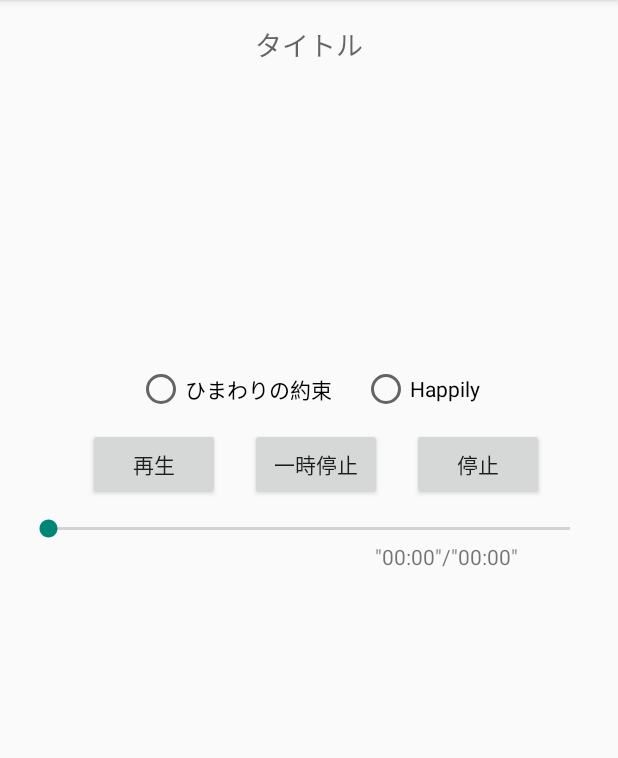
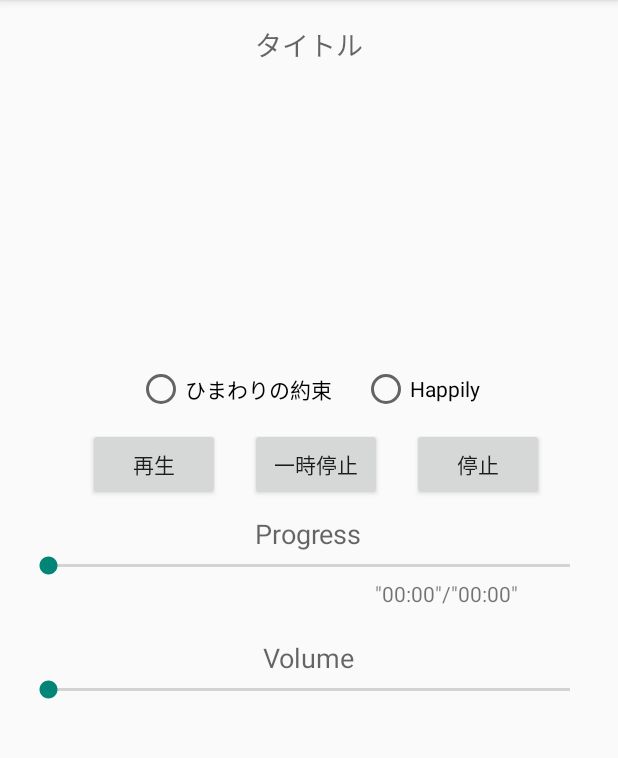
Before and after one commit to AkihiroTokai/musicplayer, an Android app: the screen it shows after launch (MainActivity), on a phone screen of 412 x 824 dp, the part 84-842 px from its top. Run offline under Robolectric (Android 15) with nearby library versions, the phone set to English and light mode, and no system bars.

Commit message:
Add:changeVolume

```diff
--- a/app/src/main/res/layout/activity_main.xml
+++ b/app/src/main/res/layout/activity_main.xml
@@ -20,6 +20,7 @@
             android:layout_width="match_parent"
             android:layout_height="wrap_content"
             android:gravity="center">
+
             <TextView
                  android:layout_width="wrap_content"
                 android:layout_height="wrap_content"
@@ -27,6 +28,11 @@
                 android:text="タイトル"
                 android:id="@+id/title"
                 android:layout_gravity="center_horizontal" />
+
+            <LinearLayout
+                android:orientation="vertical"
+                android:layout_width="wrap_content"
+                android:layout_height="match_parent"></LinearLayout>
 
         </LinearLayout>
 
@@ -59,7 +65,8 @@
                     android:id="@+id/happily"
                     android:onClick="Happily"
                     android:layout_gravity="right" />
-            </RadioGroup>
+
+        </RadioGroup>
 
      <LinearLayout
         android:orientation="horizontal"
@@ -95,6 +102,14 @@
 
      </LinearLayout>
 
+        <TextView
+            android:layout_width="wrap_content"
+            android:layout_height="wrap_content"
+            android:textAppearance="?android:attr/textAppearanceMedium"
+            android:text="Progress"
+            android:id="@+id/textView"
+            android:layout_gravity="center_horizontal"/>
+
         <SeekBar
             android:layout_width="match_parent"
             android:layout_height="wrap_content"
@@ -103,7 +118,7 @@
         <LinearLayout
             android:orientation="horizontal"
             android:layout_width="329dp"
-            android:layout_height="60dp"
+            android:layout_height="40dp"
             android:gravity="right"
             android:weightSum="1">
 
@@ -127,6 +142,19 @@
 
         </LinearLayout>
 
+        <TextView
+            android:layout_width="wrap_content"
+            android:layout_height="wrap_content"
+            android:textAppearance="?android:attr/textAppearanceMedium"
+            android:text="Volume"
+            android:id="@+id/textView3"
+            android:layout_gravity="center_horizontal" />
+
+        <SeekBar
+            android:layout_width="match_parent"
+            android:layout_height="wrap_content"
+            android:id="@+id/seekBar2" />
+
     </LinearLayout>
 
 </RelativeLayout>
```
